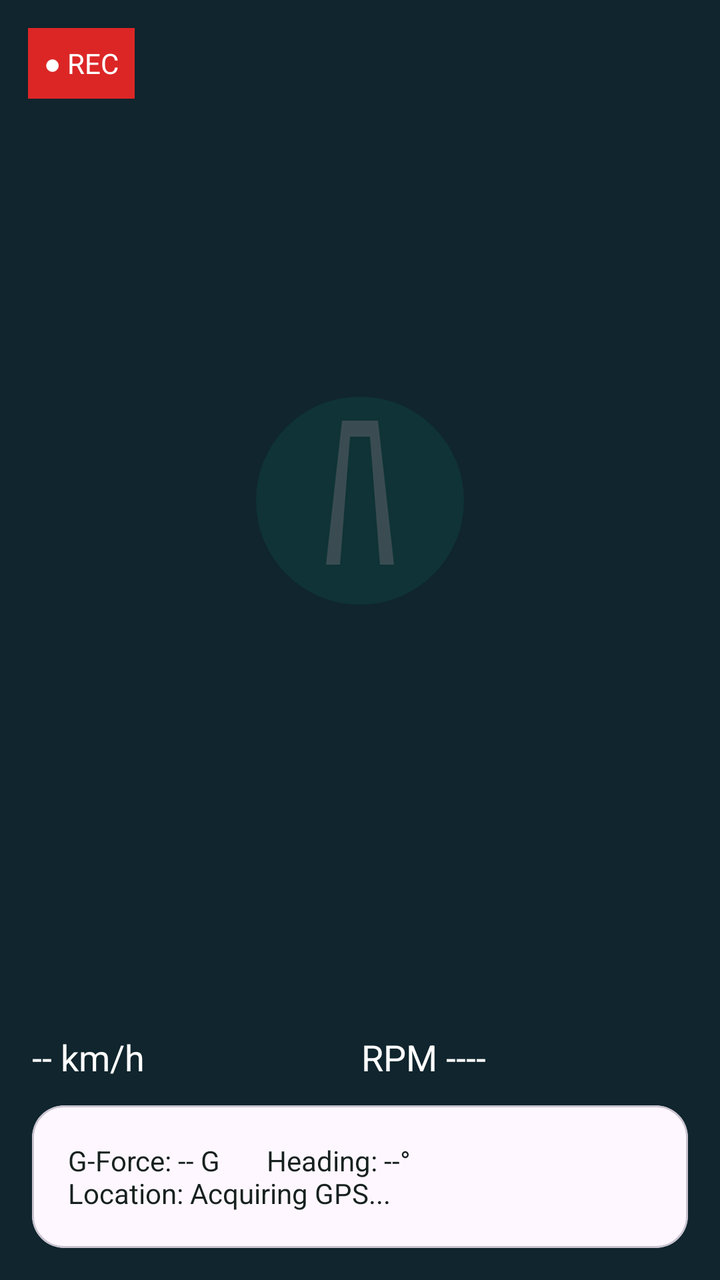
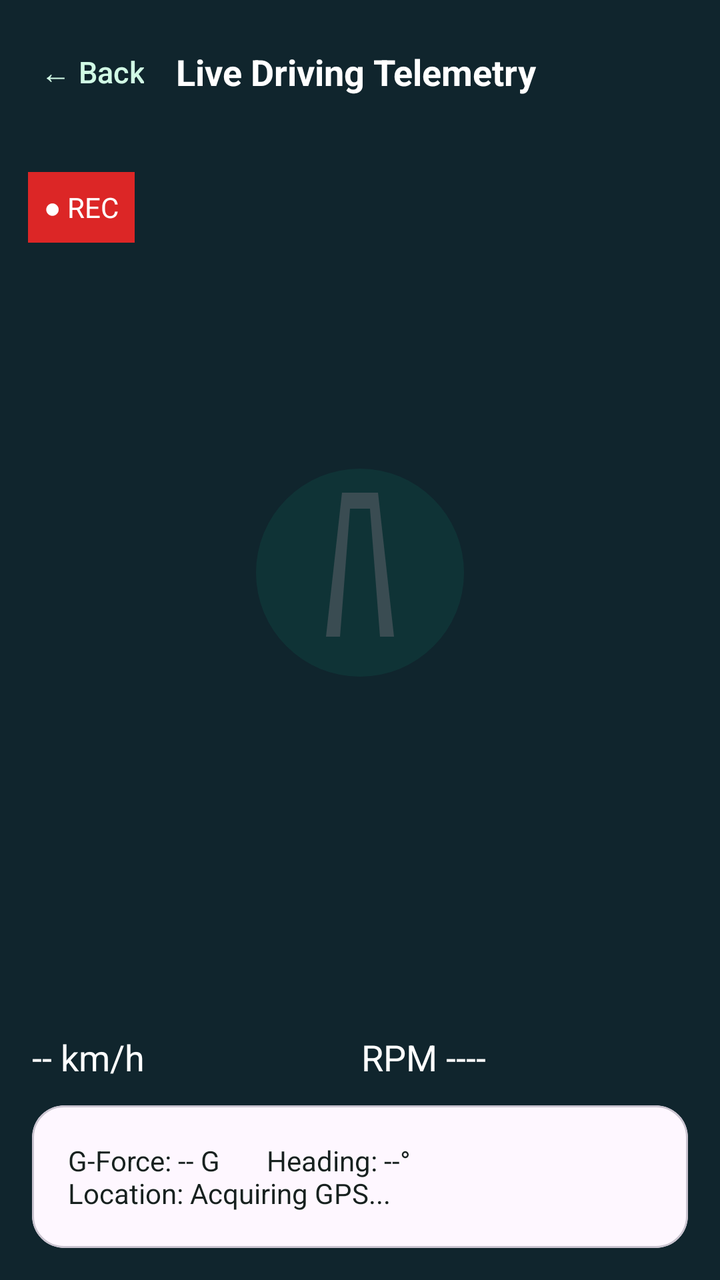

Before-and-after screenshots of an Android layout around one commit, followed by the original layout XML and the change that was made.
<!-- AndroidManifest.xml: application theme Theme.OKDrivers -->
<!-- res/layout/fragment_live_driving.xml -->
<?xml version="1.0" encoding="utf-8"?>
<LinearLayout xmlns:android="http://schemas.android.com/apk/res/android"
    xmlns:app="http://schemas.android.com/apk/res-auto"
    android:layout_width="match_parent" android:layout_height="match_parent"
    android:orientation="vertical" android:background="@color/ok_dark">

    <FrameLayout android:layout_width="match_parent" android:layout_height="0dp" android:layout_weight="1">
        <ImageView android:layout_width="match_parent" android:layout_height="match_parent"
            android:src="@drawable/logo" android:scaleType="centerInside" android:alpha="0.18"
            android:contentDescription="Driving camera preview"/>
        <TextView android:layout_width="wrap_content" android:layout_height="wrap_content"
            android:layout_margin="14dp" android:text="● REC" android:textColor="@android:color/white"
            android:background="@color/ok_red" android:padding="8dp"/>
    </FrameLayout>

    <LinearLayout android:layout_width="match_parent" android:layout_height="wrap_content"
        android:orientation="vertical" android:padding="16dp">
        <TextView
            android:id="@+id/tvTelemetryPrimary"
            android:layout_width="match_parent" android:layout_height="wrap_content"
            android:text="-- km/h                         RPM ----"
            android:textColor="@android:color/white" android:textSize="18sp"/>
        <com.google.android.material.card.MaterialCardView
            android:layout_width="match_parent" android:layout_height="wrap_content"
            android:layout_marginTop="12dp" app:cardCornerRadius="16dp">
            <TextView
                android:id="@+id/tvTelemetrySecondary"
                android:layout_width="match_parent" android:layout_height="wrap_content"
                android:padding="18dp" android:text="G-Force: -- G       Heading: --°\nLocation: Acquiring GPS..."
                android:textColor="@color/ok_text"/>
        </com.google.android.material.card.MaterialCardView>
    </LinearLayout>
</LinearLayout>
<!-- resources referenced by this layout -->
<resources>
  <color name="ok_dark">#10252D</color>
  <color name="ok_red">#DC2626</color>
  <color name="ok_text">#17211F</color>
  <!-- drawable logo (drawable) -->
  <?xml version="1.0" encoding="utf-8"?>
  <vector xmlns:android="http://schemas.android.com/apk/res/android"
      android:width="120dp"
      android:height="120dp"
      android:viewportWidth="120"
      android:viewportHeight="120">
  
      
      <path
          android:fillColor="#0F7661"
          android:pathData="M60,8
              A52,52 0,1 0,60,112
              A52,52 0,1 0,60,8" />
  
      
      <path
          android:fillColor="#FFFFFF"
          android:pathData="M43,92
              L50,92
              L55,28
              L65,28
              L70,92
              L77,92
              L69,20
              L51,20
              Z" />
  
      
      <path
          android:fillColor="#0F7661"
          android:pathData="M58,35
              L62,35
              L62,48
              L58,48
              Z
              M58,55
              L62,55
              L62,68
              L58,68
              Z
              M58,75
              L62,75
              L62,88
              L58,88
              Z" />
  
  </vector>
  <style name="Theme.OKDrivers" parent="Base.Theme.OKDrivers" />
  <style name="Base.Theme.OKDrivers" parent="Theme.Material3.DayNight.NoActionBar">
          
          
      </style>
</resources>

<!-- the commit's change to res/layout/fragment_live_driving.xml (unified diff, before → after) -->
@@ -3,6 +3,35 @@
     xmlns:app="http://schemas.android.com/apk/res-auto"
     android:layout_width="match_parent" android:layout_height="match_parent"
     android:orientation="vertical" android:background="@color/ok_dark">
+
+    <LinearLayout
+        android:layout_width="match_parent"
+        android:layout_height="wrap_content"
+        android:gravity="center_vertical"
+        android:orientation="horizontal"
+        android:padding="12dp">
+
+        <com.google.android.material.button.MaterialButton
+            android:id="@+id/btnBack"
+            style="@style/Widget.Material3.Button.TextButton"
+            android:layout_width="wrap_content"
+            android:layout_height="wrap_content"
+            android:minWidth="0dp"
+            android:paddingHorizontal="8dp"
+            android:text="← Back"
+            android:textColor="@color/ok_green_light"
+            android:textSize="15sp" />
+
+        <TextView
+            android:layout_width="0dp"
+            android:layout_height="wrap_content"
+            android:layout_marginStart="8dp"
+            android:layout_weight="1"
+            android:text="Live Driving Telemetry"
+            android:textColor="@android:color/white"
+            android:textSize="18sp"
+            android:textStyle="bold" />
+    </LinearLayout>
 
     <FrameLayout android:layout_width="match_parent" android:layout_height="0dp" android:layout_weight="1">
         <ImageView android:layout_width="match_parent" android:layout_height="match_parent"
<!-- resource entries referenced after the edit -->
@@ -1,6 +1,7 @@
 <!-- resources referenced by this layout -->
 <resources>
   <color name="ok_dark">#10252D</color>
+  <color name="ok_green_light">#D1FAE5</color>
   <color name="ok_red">#DC2626</color>
   <color name="ok_text">#17211F</color>
   <!-- drawable logo (drawable) -->
